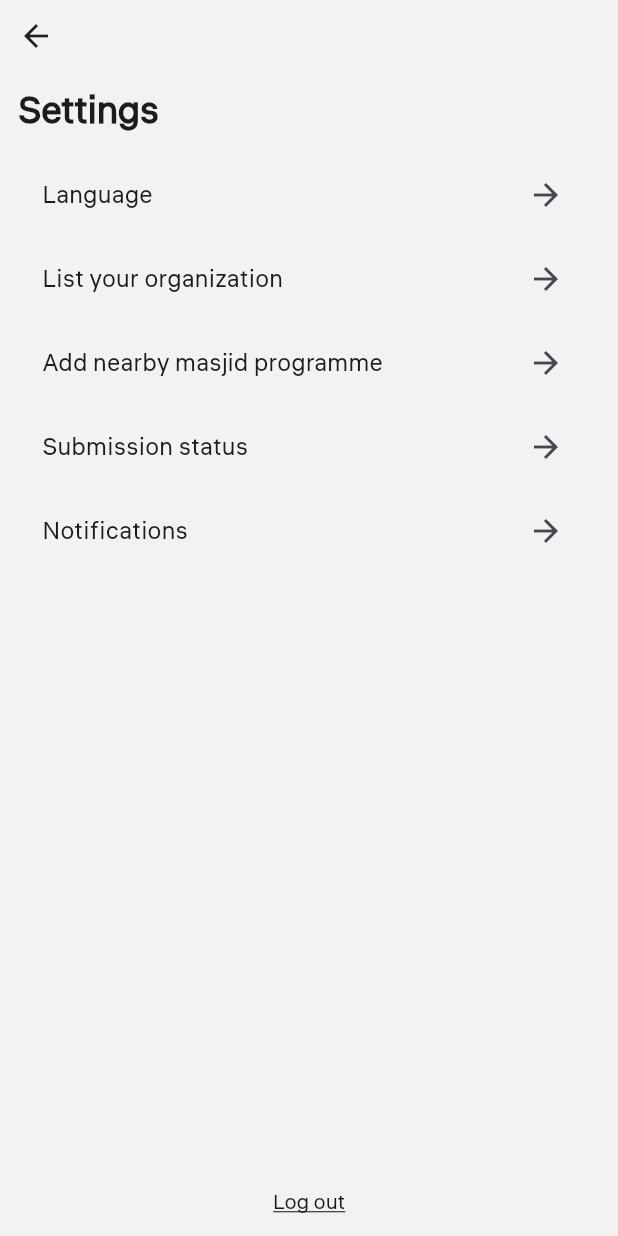
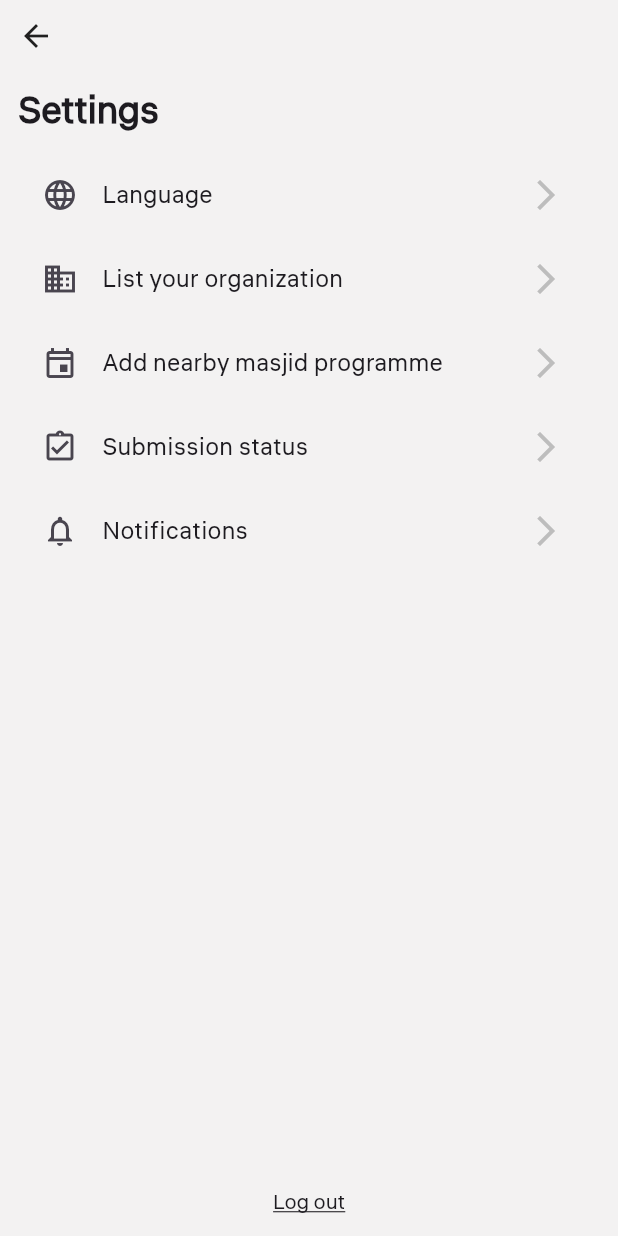
Before and after one commit to muhdhafiizz/ramadhan_companion_app, a Flutter app: the SettingsView screen opened directly, on a phone screen of 412 x 824 dp. Run offline on Flutter 3.47's test engine with Material 3 defaults, Android fonts, the phone set to English and light mode, and no system bars; our stand-ins replace audioplayers, cloud_firestore, connectivity_plus, dotted_border, firebase_auth, firebase_core and 14 more; missing offline and left inert: add_2_calendar, flutter_inappwebview, home_widget, quran; accounts and stored records are empty; network calls fail.

Commit message:
changed UI update for settings, masjid programme

```diff
--- a/lib/ui/details_masjid_programme_view.dart
+++ b/lib/ui/details_masjid_programme_view.dart
@@ -32,7 +32,7 @@ class DetailsMasjidProgrammeView extends StatelessWidget {
                     label: 'Search Mosque',
                     onChanged: provider.filterByMasjid,
                   ),
-                  SizedBox(height: 10,),
+                  SizedBox(height: 10),
                   CustomTextField(
                     label: 'Search Location',
                     onChanged: provider.filterByState,
--- a/lib/ui/prayer_times_view.dart
+++ b/lib/ui/prayer_times_view.dart
@@ -143,7 +143,7 @@ class PrayerTimesView extends StatelessWidget {
                         _buildCountdown(provider),
                         const SizedBox(height: 20),
                         _buildPrayerTimesSection(provider),
-                        const SizedBox(height: 10),
+                        const SizedBox(height: 20),
                         _buildMasjidProgramme(context),
                         const SizedBox(height: 10),
                         _dailyVerseCarousel(
--- a/lib/ui/settings_view.dart
+++ b/lib/ui/settings_view.dart
@@ -51,10 +51,16 @@ class SettingsView extends StatelessWidget {
               Expanded(
                 child: ListView(
                   children: [
-                    _buildListTile(context, title: 'Language', onTap: () {}),
+                    _buildListTile(
+                      context,
+                      title: 'Language',
+                      icon: Icons.language_outlined,
+                      onTap: () {},
+                    ),
                     _buildListTile(
                       context,
                       title: 'List your organization',
+                      icon: Icons.business_outlined,
                       onTap: () {
                         showSadaqahField(context, sadaqahProvider);
                       },
@@ -62,6 +68,7 @@ class SettingsView extends StatelessWidget {
                     _buildListTile(
                       context,
                       title: 'Add nearby masjid programme',
+                      icon: Icons.event_outlined,
                       onTap: () {
                         final programmeProvider =
                             Provider.of<MasjidProgrammeProvider>(
@@ -74,6 +81,8 @@ class SettingsView extends StatelessWidget {
                     _buildListTile(
                       context,
                       title: 'Submission status',
+                      icon:
+                          Icons.assignment_turned_in_outlined,
                       onTap: () {
                         Navigator.push(
                           context,
@@ -86,6 +95,7 @@ class SettingsView extends StatelessWidget {
                     _buildListTile(
                       context,
                       title: 'Notifications',
+                      icon: Icons.notifications_outlined,
                       onTap: () {
                         Navigator.push(
                           context,
@@ -98,6 +108,7 @@ class SettingsView extends StatelessWidget {
                   ],
                 ),
               ),
+
               GestureDetector(
                 onTap: () =>
                     _showLogoutConfirmation(context, prayerTimesProvider),
@@ -138,10 +149,12 @@ Widget _buildListTile(
   BuildContext context, {
   required String title,
   required VoidCallback onTap,
+  required IconData icon,
 }) {
   return ListTile(
+    leading: Icon(icon),
     title: Text(title),
-    trailing: const Icon(Icons.arrow_forward),
+    trailing: Icon(Icons.arrow_forward_ios, color: Colors.grey[400]),
     onTap: onTap,
   );
 }
```
Also changed, not shown: lib/ui/masjid_nearby_view.dart (+103 -60 lines).
